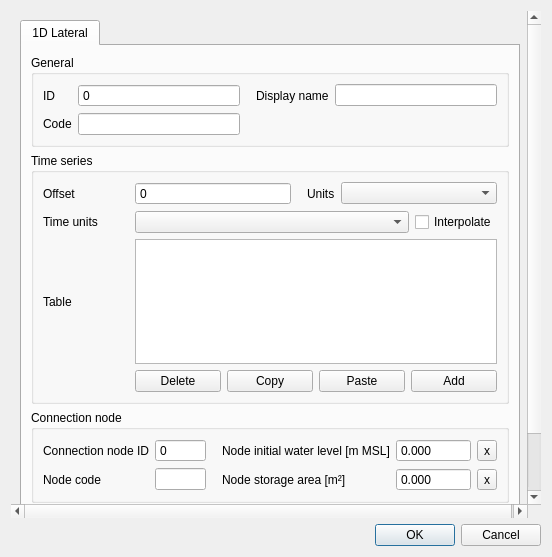
Qt form threedi_schematisation_editor/forms/ui/lateral_1d.ui (nens/threedi-schematisation-editor) before a commit.
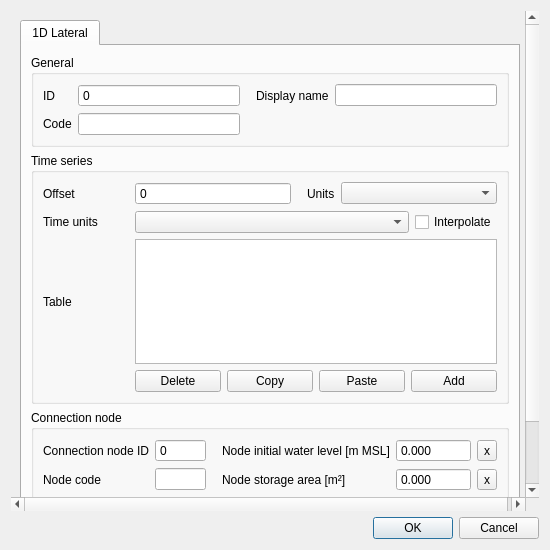
The same form after that commit.

```diff
--- a/threedi_schematisation_editor/forms/ui/lateral_1d.ui
+++ b/threedi_schematisation_editor/forms/ui/lateral_1d.ui
@@ -6,8 +6,8 @@
    <rect>
     <x>0</x>
     <y>0</y>
-    <width>552</width>
-    <height>557</height>
+    <width>550</width>
+    <height>550</height>
    </rect>
   </property>
   <property name="windowTitle">
@@ -27,7 +27,7 @@
        <rect>
         <x>0</x>
         <y>0</y>
-        <width>521</width>
+        <width>515</width>
         <height>521</height>
        </rect>
       </property>
```
Left out of the diff: 12 changed lines with no effect on the pictures.
